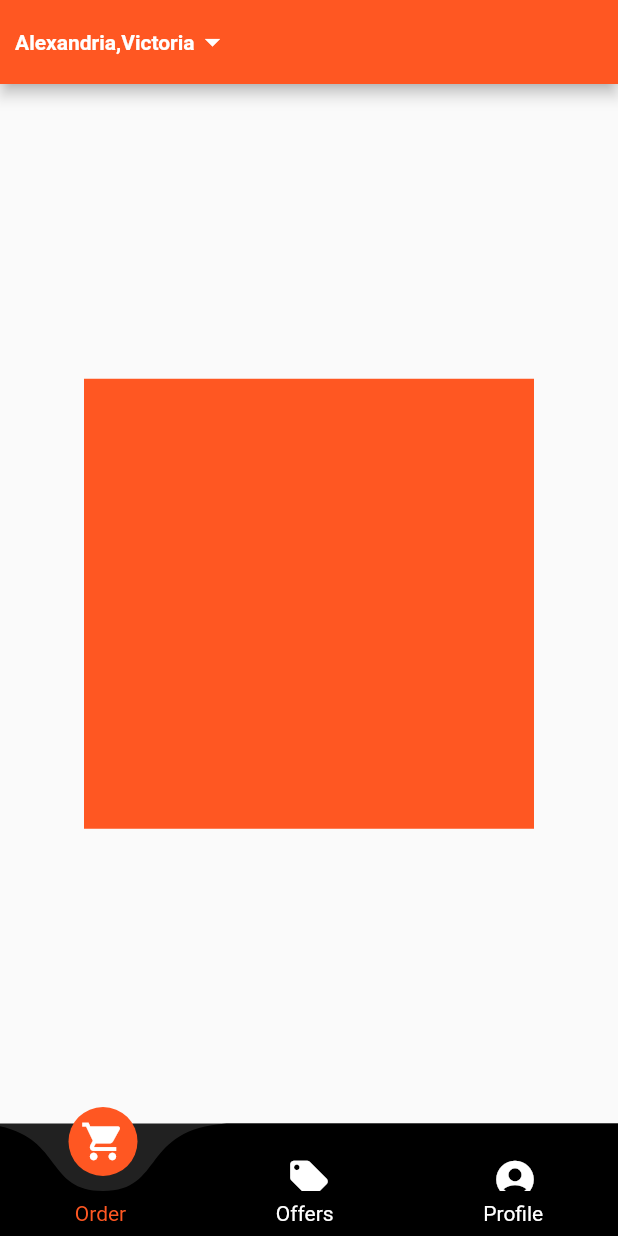
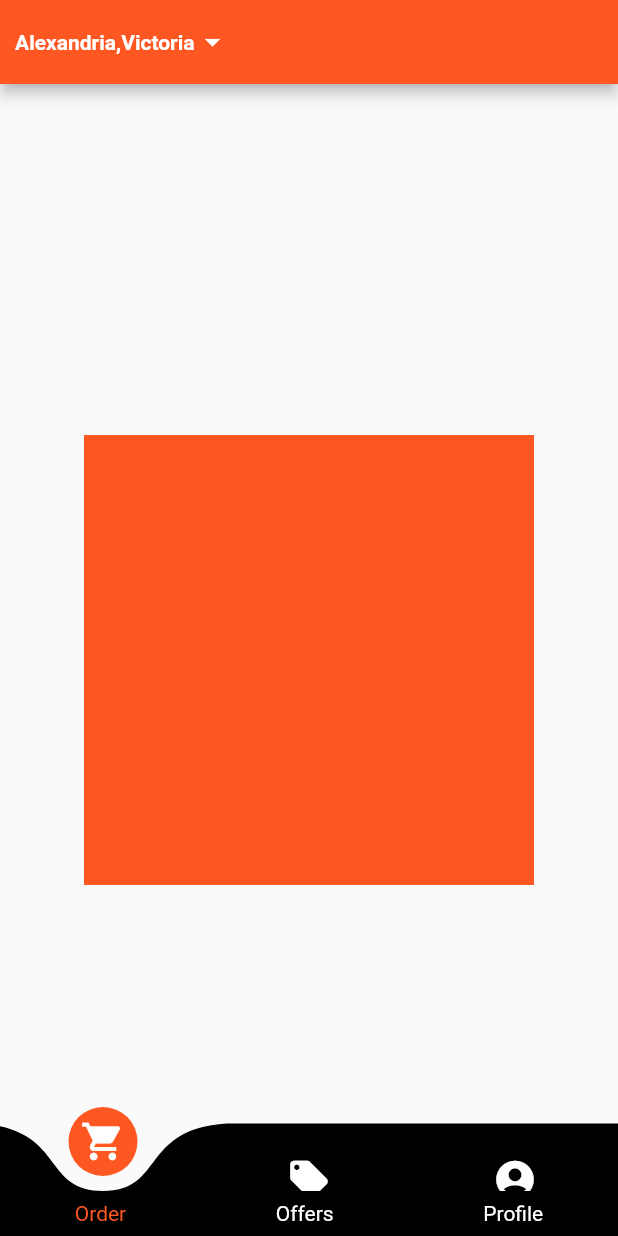
Before and after one commit to AbuElmagd97/food_delivery_app, a Flutter app: the screen it shows after launch, on a phone screen of 412 x 824 dp. Run offline on Flutter 3.47's test engine with Material 2 defaults, Android fonts, the phone set to English and light mode, and no system bars; drawn by our look-alikes of curved_navigation_bar; missing offline and left inert: sign_button, social_media_buttons.

Commit message:
3dlt error bottom sheet add setting screen add loignin profile 5let background l navigation bar transparent

```diff
--- a/lib/main.dart
+++ b/lib/main.dart
@@ -1,5 +1,6 @@
 import 'package:flutter/material.dart';
 import 'package:fooddeliveryapp/screens/HomeScreen.dart';
+import 'package:fooddeliveryapp/screens/Settings_Screen.dart';
 
 void main() => runApp(MyApp());
 
@@ -9,6 +10,9 @@ class MyApp extends StatelessWidget {
     return MaterialApp(
       debugShowCheckedModeBanner: false,
       home: HomeScreen(),
+     routes: {
+        SettingScreen.RouteName:(ctx)=>SettingScreen(),
+     },
     );
   }
 }
--- a/lib/screens/HomeScreen.dart
+++ b/lib/screens/HomeScreen.dart
@@ -4,6 +4,7 @@ import 'package:curved_navigation_bar/curved_navigation_bar.dart';
 import 'package:flutter/rendering.dart';
 import 'package:fooddeliveryapp/constants.dart';
 import 'package:fooddeliveryapp/screens/Profile_Screen.dart';
+import 'package:fooddeliveryapp/screens/Settings_Screen.dart';
 import 'package:fooddeliveryapp/screens/offers_screen.dart';
 
 class HomeScreen extends StatefulWidget {
@@ -40,21 +41,34 @@ class _HomeScreenState extends State<HomeScreen> {
                   onPressed: () {
                     print("Settings");
                   },
-                  icon: Icon(
-                    Icons.settings,
-                    color: Colors.white,
+                  icon: IconButton(
+                    icon: Icon(Icons.settings,
+                      color: Colors.white,),
+                    onPressed: (){
+                      Navigator.of(context).pushNamed(SettingScreen.RouteName);
+                    },
                   ),
                 ),
               ],
             )
           : _buildAppBar(),
-      bottomNavigationBar: Container(
+      body: Stack(
+        children: [
+          Container(
+            child: _items[_currentIndex],
+          ),
+          Align(
+              alignment: Alignment.bottomCenter,
+              child: Theme(
+                  data: Theme.of(context)
+                      .copyWith(canvasColor: Colors.transparent),
+                  child: Container(
                     height: 75,
                     child: Column(
                       children: [
                         CurvedNavigationBar(
                           height: 45,
-              backgroundColor: Colors.black87,
+                          backgroundColor: Colors.transparent,
                           buttonBackgroundColor: Colors.deepOrange,
                           color: Colors.black,
                           items: <Widget>[
@@ -109,8 +123,10 @@ class _HomeScreenState extends State<HomeScreen> {
                         ),
                       ],
                     ),
+                  ),)
           ),
-      body: _items[_currentIndex],
+        ],
+      ),
     );
   }
 
@@ -180,7 +196,7 @@ class _HomeScreenState extends State<HomeScreen> {
                       style: style2.copyWith(fontWeight: FontWeight.bold),
                     ),
                     SizedBox(
-                      width: MediaQuery.of(context).size.width * 0.45,
+                      width: MediaQuery.of(context).size.width * 0.4,
                     ),
                     IconButton(
                       onPressed: () {
@@ -208,7 +224,7 @@ class _HomeScreenState extends State<HomeScreen> {
                         style: style2.copyWith(fontWeight: FontWeight.bold),
                       ),
                       SizedBox(
-                        width: MediaQuery.of(context).size.width * 0.37,
+                        width: MediaQuery.of(context).size.width * 0.3,
                       ),
                       Icon(
                         Icons.keyboard_arrow_right,
```
Also changed, not shown: lib/screens/Profile_Screen.dart (+100 -3 lines), lib/screens/Settings_Screen.dart (added, +101 -0 lines). Lines whose indentation alone changed are shown as unchanged.
